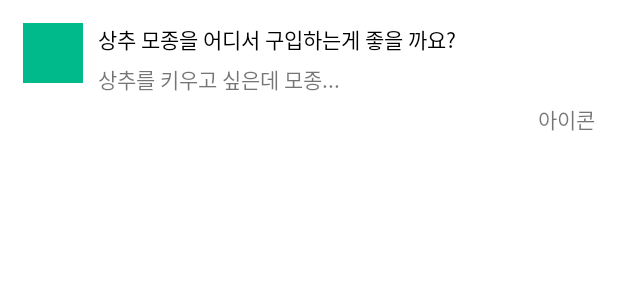
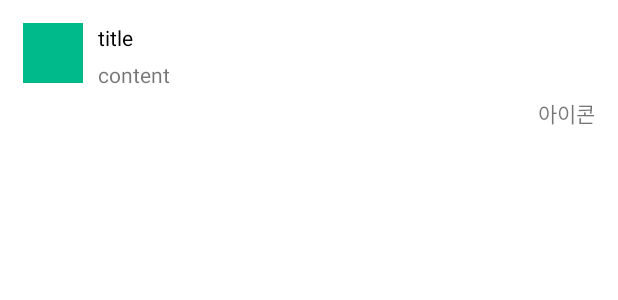
Before and after one commit to jin0220/FarmMonitoring, an Android app: the layout recyclerview_content_community.xml on its own in the app's theme, with its tools: preview values and no code run, on a phone screen of 412 x 824 dp. Shown: the top 300 px of the screen. Run offline under Robolectric (Android 15) with nearby library versions, the phone set to English and light mode, and no system bars; network calls fail.

Commit message:
DB 연동
community 페이지 DB 연동

```diff
--- a/app/src/main/java/com/example/farm_monitoring/CommunityAdapter.java
+++ b/app/src/main/java/com/example/farm_monitoring/CommunityAdapter.java
@@ -44,7 +44,6 @@ public class CommunityAdapter extends RecyclerView.Adapter<CommunityAdapter.View
 
         public ViewHolder(@NonNull View itemView) {
             super(itemView);
-
             title = itemView.findViewById(R.id.title);
             content = itemView.findViewById(R.id.content);
 
@@ -66,8 +65,7 @@ public class CommunityAdapter extends RecyclerView.Adapter<CommunityAdapter.View
         item.setTitle(title);
         item.setContent(content);
 
-        Log.d("json", "adapter :" + title + content);
-
         items.add(item);
+        notifyDataSetChanged();
     }
 }
--- a/app/src/main/java/com/example/farm_monitoring/CommunityFragment.java
+++ b/app/src/main/java/com/example/farm_monitoring/CommunityFragment.java
@@ -101,7 +101,6 @@ public class CommunityFragment extends Fragment {
                         String title = jsonObject.getString("subject");
                         String content = jsonObject.getString("memo");
                         Log.d("json", title + content);
-                        adapter.addData("tkdtn", "tkdktn");
                         adapter.addData(title, content);
                     }
                 } catch (JSONException e) {
--- a/app/src/main/res/layout/recyclerview_content_community.xml
+++ b/app/src/main/res/layout/recyclerview_content_community.xml
@@ -23,7 +23,7 @@
             android:id="@+id/title"
             android:layout_width="match_parent"
             android:layout_height="wrap_content"
-            android:text="상추 모종을 어디서 구입하는게 좋을 까요?"
+            android:text="title"
             android:textColor="@color/black"
             android:layout_marginBottom="5dp"/>
 
@@ -31,8 +31,10 @@
             android:id="@+id/content"
             android:layout_width="match_parent"
             android:layout_height="wrap_content"
-            android:text="상추를 키우고 싶은데 모종..."
-            android:layout_marginBottom="5dp"/>
+            android:text="content"
+            android:layout_marginBottom="5dp"
+            android:maxLines="2"
+            android:ellipsize="end"/>
 
         <TextView
             android:layout_width="wrap_content"
```
